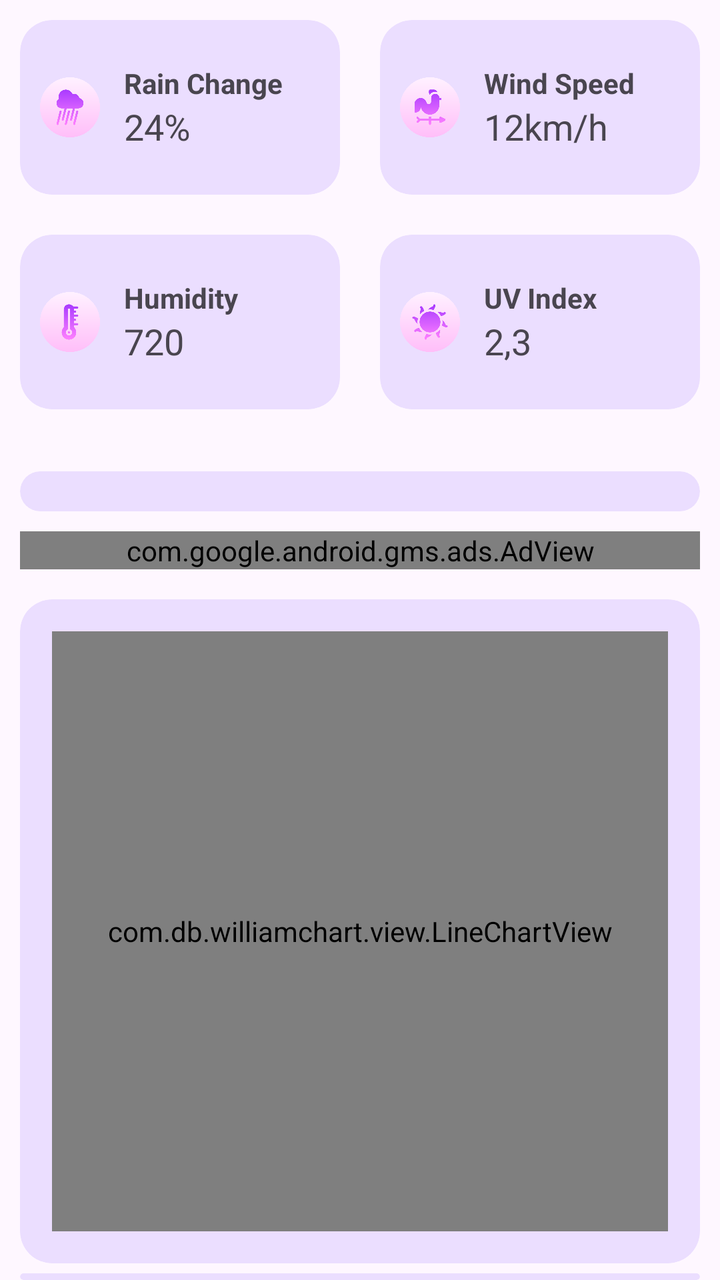
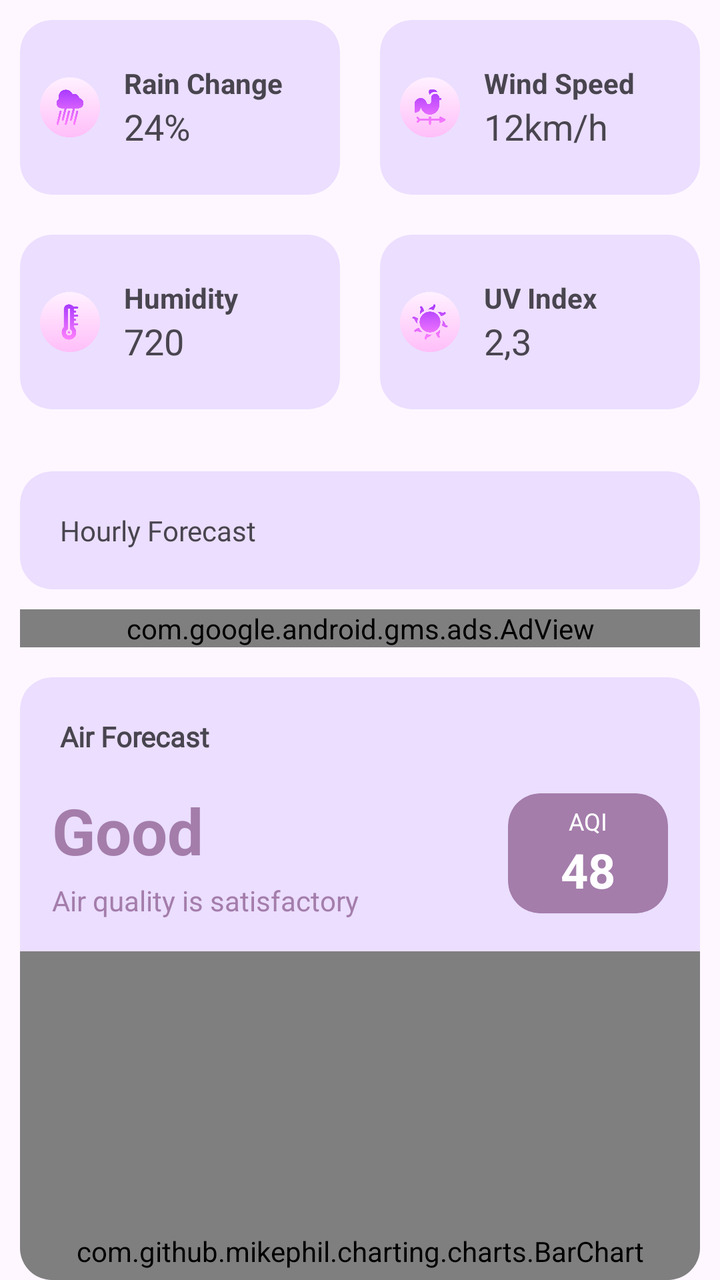

An Android layout rendered at two revisions. The XML below is the earlier revision; the diff shows what the commit changed to produce the second picture.
<!-- AndroidManifest.xml: application theme Theme.WeatherApp -->
<!-- res/layout/fragment_today.xml -->
<?xml version="1.0" encoding="utf-8"?>
<FrameLayout xmlns:android="http://schemas.android.com/apk/res/android"
    xmlns:app="http://schemas.android.com/apk/res-auto"
    xmlns:card_view="http://schemas.android.com/apk/res-auto"
    xmlns:tools="http://schemas.android.com/tools"
    android:layout_width="match_parent"
    android:layout_height="match_parent"
    tools:context=".views.TodayFragment">

    <LinearLayout
        android:layout_width="match_parent"
        android:layout_height="match_parent"
        android:orientation="vertical">

        <GridLayout
            android:layout_width="match_parent"
            android:layout_height="wrap_content"
            android:layout_marginBottom="16dp"
            android:columnCount="2"
            android:columnOrderPreserved="false"
            android:rowCount="2"
            android:useDefaultMargins="true">

            <androidx.cardview.widget.CardView
                android:layout_width="0dp"
                android:layout_height="wrap_content"
                android:layout_columnWeight="1"
                android:layout_margin="10dp"
                android:layout_marginStart="@dimen/card_view_marginStartEnd"
                android:layout_marginEnd="@dimen/card_view_marginStartEnd"
                android:backgroundTint="#EBDEFF"
                app:cardCornerRadius="16dp"
                app:cardElevation="0dp">

                <LinearLayout
                    android:layout_width="match_parent"
                    android:layout_height="wrap_content"
                    android:layout_margin="10dp"
                    android:orientation="horizontal">

                    <ImageView
                        android:layout_width="30dp"
                        android:layout_height="30dp"
                        android:layout_gravity="center"
                        android:clipChildren="true"
                        android:src="@drawable/ic_rain_change" />

                    <LinearLayout
                        android:layout_width="match_parent"
                        android:layout_height="wrap_content"
                        android:orientation="vertical"
                        android:padding="12dp">

                        <TextView
                            android:layout_width="match_parent"
                            android:layout_height="wrap_content"
                            android:text="Rain Change"
                            android:textSize="14sp"
                            android:textStyle="bold" />

                        <TextView
                            android:layout_width="match_parent"
                            android:layout_height="wrap_content"
                            android:text="24%"
                            android:textSize="18sp" />
                    </LinearLayout>
                </LinearLayout>

            </androidx.cardview.widget.CardView>

            <androidx.cardview.widget.CardView
                android:layout_width="0dp"
                android:layout_height="wrap_content"
                android:layout_columnWeight="1"
                android:layout_margin="10dp"
                android:layout_marginStart="@dimen/card_view_marginStartEnd"
                android:layout_marginEnd="@dimen/card_view_marginStartEnd"
                android:backgroundTint="#EBDEFF"
                app:cardCornerRadius="16dp"
                app:cardElevation="0dp">

                <LinearLayout
                    android:layout_width="match_parent"
                    android:layout_height="wrap_content"
                    android:layout_margin="10dp"
                    android:orientation="horizontal">

                    <ImageView
                        android:layout_width="30dp"
                        android:layout_height="30dp"
                        android:layout_gravity="center"
                        android:clipChildren="true"
                        android:src="@drawable/ic_wind_speed" />

                    <LinearLayout
                        android:layout_width="match_parent"
                        android:layout_height="wrap_content"
                        android:orientation="vertical"
                        android:padding="12dp">

                        <TextView
                            android:layout_width="match_parent"
                            android:layout_height="wrap_content"
                            android:text="Wind Speed"
                            android:textSize="14sp"
                            android:textStyle="bold" />

                        <TextView
                            android:id="@+id/wind_speed"
                            android:layout_width="match_parent"
                            android:layout_height="wrap_content"
                            android:text="12km/h"
                            android:textSize="18sp" />
                    </LinearLayout>
                </LinearLayout>

            </androidx.cardview.widget.CardView>

            <androidx.cardview.widget.CardView
                android:layout_width="0dp"
                android:layout_height="wrap_content"
                android:layout_columnWeight="1"
                android:layout_margin="10dp"
                android:layout_marginStart="@dimen/card_view_marginStartEnd"
                android:layout_marginEnd="@dimen/card_view_marginStartEnd"
                android:backgroundTint="#EBDEFF"
                app:cardCornerRadius="16dp"
                app:cardElevation="0dp">

                <LinearLayout
                    android:layout_width="match_parent"
                    android:layout_height="wrap_content"
                    android:layout_margin="10dp"
                    android:orientation="horizontal">

                    <ImageView
                        android:layout_width="30dp"
                        android:layout_height="30dp"
                        android:layout_gravity="center"
                        android:clipChildren="true"
                        android:src="@drawable/ic_humidity" />

                    <LinearLayout
                        android:layout_width="match_parent"
                        android:layout_height="wrap_content"
                        android:orientation="vertical"
                        android:padding="12dp">

                        <TextView
                            android:layout_width="match_parent"
                            android:layout_height="wrap_content"
                            android:text="Humidity"
                            android:textSize="14sp"
                            android:textStyle="bold" />

                        <TextView
                            android:id="@+id/humidty"
                            android:layout_width="match_parent"
                            android:layout_height="wrap_content"
                            android:text="720"
                            android:textSize="18sp" />
                    </LinearLayout>
                </LinearLayout>
            </androidx.cardview.widget.CardView>

            <androidx.cardview.widget.CardView
                android:layout_width="0dp"
                android:layout_height="wrap_content"
                android:layout_columnWeight="1"
                android:layout_margin="10dp"
                android:layout_marginStart="@dimen/card_view_marginStartEnd"
                android:layout_marginEnd="@dimen/card_view_marginStartEnd"
                android:backgroundTint="#EBDEFF"
                app:cardCornerRadius="16dp"
                app:cardElevation="0dp">

                <LinearLayout
                    android:layout_width="match_parent"
                    android:layout_height="wrap_content"
                    android:layout_margin="10dp"
                    android:orientation="horizontal">

                    <ImageView
                        android:layout_width="30dp"
                        android:layout_height="30dp"
                        android:layout_gravity="center"
                        android:clipChildren="true"
                        android:src="@drawable/ic_uv_index" />

                    <LinearLayout
                        android:layout_width="match_parent"
                        android:layout_height="wrap_content"
                        android:orientation="vertical"
                        android:padding="12dp">

                        <TextView
                            android:layout_width="match_parent"
                            android:layout_height="wrap_content"
                            android:text="UV Index"
                            android:textSize="14sp"
                            android:textStyle="bold" />

                        <TextView
                            android:id="@+id/uv_index"
                            android:layout_width="match_parent"
                            android:layout_height="wrap_content"
                            android:text="2,3"
                            android:textSize="18sp" />
                    </LinearLayout>
                </LinearLayout>

            </androidx.cardview.widget.CardView>

        </GridLayout>

        <androidx.cardview.widget.CardView
            android:layout_width="match_parent"
            android:layout_height="wrap_content"
            android:layout_marginHorizontal="10dp"
            android:layout_marginTop="5dp"
            android:padding="0dp"
            app:cardBackgroundColor="#EBDEFF"
            app:cardCornerRadius="16dp"
            app:cardElevation="0dp"
            app:cardUseCompatPadding="false">

            <androidx.recyclerview.widget.RecyclerView
                android:id="@+id/hourlyRecyclerView"
                android:layout_width="match_parent"
                android:layout_height="wrap_content"
                android:layout_margin="10dp"
                android:background="@android:color/transparent"
                android:clipToPadding="false"
                android:scrollbars="horizontal" />
        </androidx.cardview.widget.CardView>

        <com.google.android.gms.ads.AdView xmlns:ads="http://schemas.android.com/apk/res-auto"
            android:id="@+id/banner_ad_view"
            android:layout_width="match_parent"
            android:layout_height="wrap_content"
            android:layout_alignParentBottom="true"
            android:layout_centerHorizontal="true"
            android:layout_margin="10dp"
            ads:adSize="LARGE_BANNER"
            ads:adUnitId="ca-app-pub-3940256099942544/6300978111" />

        <androidx.cardview.widget.CardView
            android:layout_width="match_parent"
            android:layout_height="wrap_content"
            android:layout_marginHorizontal="10dp"
            android:layout_marginTop="5dp"
            android:padding="0dp"
            app:cardBackgroundColor="#EBDEFF"
            app:cardCornerRadius="16dp"
            app:cardElevation="0dp"
            app:cardUseCompatPadding="false">

            <com.db.williamchart.view.LineChartView
                android:id="@+id/lineChart"
                android:layout_width="match_parent"
                android:layout_height="300dp"
                android:layout_margin="16dp"
                android:background="#F3EFFF" />
        </androidx.cardview.widget.CardView>

        <androidx.cardview.widget.CardView
            android:layout_width="match_parent"
            android:layout_height="wrap_content"
            android:layout_marginHorizontal="10dp"
            android:layout_marginTop="5dp"
            android:padding="0dp"
            app:cardBackgroundColor="#EBDEFF"
            app:cardCornerRadius="16dp"
            app:cardElevation="0dp"
            app:cardUseCompatPadding="false">

            <LinearLayout
                android:layout_width="match_parent"
                android:layout_height="match_parent"
                android:orientation="vertical">

                <TextView
                    android:layout_width="match_parent"
                    android:layout_height="wrap_content"
                    android:fontFamily="@font/inter_thin"
                    android:paddingLeft="20dp"
                    android:paddingTop="20dp"
                    android:text="Air Forecast"
                    android:textSize="14sp"
                    android:textStyle="bold" />

                <LinearLayout
                    android:layout_width="match_parent"
                    android:layout_height="wrap_content"
                    android:gravity="center_vertical"
                    android:orientation="horizontal"
                    android:padding="16dp">

                    <LinearLayout
                        android:layout_width="0dp"
                        android:layout_height="wrap_content"
                        android:layout_weight="1"
                        android:orientation="vertical">

                        <TextView
                            android:id="@+id/qualityText"
                            android:layout_width="wrap_content"
                            android:layout_height="wrap_content"
                            android:text="Good"
                            android:textColor="@color/purple"
                            android:textSize="32sp"
                            android:textStyle="bold" />

                        <TextView
                            android:id="@+id/qualityDescription"
                            android:layout_width="wrap_content"
                            android:layout_height="wrap_content"
                            android:layout_marginTop="4dp"
                            android:text="Air quality is satisfactory"
                            android:textColor="#A47DAB"
                            android:textSize="14sp" />
                    </LinearLayout>

                    <androidx.cardview.widget.CardView
                        android:layout_width="80dp"
                        android:layout_height="60dp"
                        android:layout_marginStart="16dp"
                        card_view:cardBackgroundColor="@color/purple"
                        card_view:cardCornerRadius="16dp"
                        card_view:cardElevation="0dp">

                        <LinearLayout
                            android:layout_width="match_parent"
                            android:layout_height="match_parent"
                            android:gravity="center"
                            android:orientation="vertical">

                            <TextView
                                android:id="@+id/aqiLabel"
                                android:layout_width="wrap_content"
                                android:layout_height="wrap_content"
                                android:text="AQI"
                                android:textColor="@color/white"
                                android:textSize="12sp" />

                            <TextView
                                android:id="@+id/aqiValue"
                                android:layout_width="wrap_content"
                                android:layout_height="wrap_content"
                                android:text="48"
                                android:textColor="@color/white"
                                android:textSize="24sp"
                                android:textStyle="bold" />
                        </LinearLayout>
                    </androidx.cardview.widget.CardView>
                </LinearLayout>


                <com.github.mikephil.charting.charts.BarChart
                    android:id="@+id/chart"
                    android:layout_width="match_parent"
                    android:layout_height="300dp"
                    android:layout_above="@+id/seekBar1" />

                <androidx.cardview.widget.CardView
                    android:layout_width="match_parent"
                    android:layout_height="match_parent"
                    android:layout_gravity="center"
                    android:layout_margin="12dp"
                    app:cardCornerRadius="12dp"
                    android:backgroundTint="@color/purple"
                    app:cardElevation="0dp">

                    <com.google.android.flexbox.FlexboxLayout
                        android:layout_width="match_parent"
                        android:layout_height="wrap_content"
                        android:padding="15dp"
                        app:flexDirection="row"
                        app:justifyContent="space_between"
                        app:alignItems="stretch">


                        <LinearLayout
                            android:layout_width="wrap_content"
                            android:layout_height="match_parent"
                            android:gravity="center_horizontal"
                            android:orientation="vertical"
                            android:padding="5dp">

                            <TextView
                                android:layout_width="wrap_content"
                                android:layout_height="wrap_content"
                                android:text="Karbon monoksit"
                                android:textAlignment="center"
                                android:textColor="@color/white"
                                android:textSize="10sp" />

                            <TextView
                                android:id="@+id/textCoValue"
                                android:layout_width="wrap_content"
                                android:layout_height="wrap_content"
                                android:text="28"
                                android:textColor="@color/white"
                                android:textSize="22sp"
                                android:textStyle="bold" />

                            <TextView
                                android:layout_width="wrap_content"
                                android:layout_height="wrap_content"
                                android:text="µg/m³"
                                android:textColor="@color/white"
                                android:textSize="12sp" />
                        </LinearLayout>

                        <LinearLayout
                            android:layout_width="wrap_content"
                            android:layout_height="match_parent"
                            android:gravity="center_horizontal"
                            android:orientation="vertical"
                            android:padding="5dp">

                            <TextView
                                android:layout_width="wrap_content"
                                android:layout_height="wrap_content"
                                android:text="Partikül madde"
                                android:textAlignment="center"
                                android:textColor="@color/white"
                                android:textSize="10sp" />

                            <TextView
                                android:id="@+id/textPM10Value"
                                android:layout_width="wrap_content"
                                android:layout_height="wrap_content"
                                android:text="51"
                                android:textColor="@color/white"
                                android:textSize="22sp"
                                android:textStyle="bold" />

                            <TextView
                                android:layout_width="wrap_content"
                                android:layout_height="wrap_content"
                                android:text="µg/m³"
                                android:textColor="@color/white"
                                android:textSize="12sp" />
                        </LinearLayout>

                        <LinearLayout
                            android:layout_width="wrap_content"
                            android:layout_height="match_parent"
                            android:gravity="center_horizontal"
                            android:orientation="vertical"
                            android:padding="5dp">

                            <TextView
                                android:layout_width="wrap_content"
                                android:layout_height="wrap_content"
                                android:text="Ozon"
                                android:textAlignment="center"
                                android:textColor="@color/white"
                                android:textSize="10sp" />

                            <TextView
                                android:id="@+id/texto3Value"
                                android:layout_width="wrap_content"
                                android:layout_height="wrap_content"
                                android:text="51"
                                android:textColor="@color/white"
                                android:textSize="22sp"
                                android:textStyle="bold" />

                            <TextView
                                android:layout_width="wrap_content"
                                android:layout_height="wrap_content"
                                android:text="µg/m³"
                                android:textColor="@color/white"
                                android:textSize="12sp" />
                        </LinearLayout>


                    </com.google.android.flexbox.FlexboxLayout>
                </androidx.cardview.widget.CardView>
            </LinearLayout>

        </androidx.cardview.widget.CardView>


        <GridLayout
            android:layout_width="match_parent"
            android:layout_height="wrap_content"
            android:layout_marginBottom="16dp"
            android:columnCount="2"
            android:columnOrderPreserved="false"
            android:rowCount="2">

            <androidx.cardview.widget.CardView
                android:layout_width="0dp"
                android:layout_height="wrap_content"
                android:layout_columnWeight="1"
                android:layout_margin="10dp"
                android:layout_marginStart="@dimen/card_view_marginStartEnd"
                android:layout_marginEnd="@dimen/card_view_marginStartEnd"
                android:backgroundTint="#EBDEFF"
                app:cardCornerRadius="16dp"
                app:cardElevation="0dp">

                <LinearLayout
                    android:layout_width="match_parent"
                    android:layout_height="wrap_content"
                    android:layout_margin="10dp"
                    android:orientation="horizontal">

                    <ImageView
                        android:layout_width="30dp"
                        android:layout_height="30dp"
                        android:layout_gravity="center"
                        android:clipChildren="true"
                        android:src="@drawable/ic_sunrise" />

                    <LinearLayout
                        android:layout_width="match_parent"
                        android:layout_height="wrap_content"
                        android:orientation="vertical"
                        android:padding="12dp">

                        <TextView
                            android:layout_width="match_parent"
                            android:layout_height="wrap_content"
                            android:text="Sunrise"
                            android:textSize="14sp"
                            android:textStyle="bold" />

                        <TextView
                            android:id="@+id/tv_sunrise_time"
                            android:layout_width="match_parent"
                            android:layout_height="wrap_content"
                            android:text="4:20"
                            android:textSize="18sp" />
                    </LinearLayout>
                </LinearLayout>

            </androidx.cardview.widget.CardView>

            <androidx.cardview.widget.CardView
                android:layout_width="0dp"
                android:layout_height="wrap_content"
                android:layout_columnWeight="1"
                android:layout_margin="10dp"
                android:layout_marginStart="@dimen/card_view_marginStartEnd"
                android:layout_marginEnd="@dimen/card_view_marginStartEnd"
                android:backgroundTint="#EBDEFF"
                app:cardCornerRadius="16dp"
                app:cardElevation="0dp">

                <LinearLayout
                    android:layout_width="match_parent"
                    android:layout_height="wrap_content"
                    android:layout_margin="10dp"
                    android:orientation="horizontal">

                    <ImageView
                        android:layout_width="30dp"
                        android:layout_height="30dp"
                        android:layout_gravity="center"
                        android:clipChildren="true"
                        android:src="@drawable/ic_sunset" />

                    <LinearLayout
                        android:layout_width="match_parent"
                        android:layout_height="wrap_content"
                        android:orientation="vertical"
                        android:padding="12dp">

                        <TextView
                            android:layout_width="match_parent"
                            android:layout_height="wrap_content"
                            android:text="Sunset"
                            android:textSize="14sp"
                            android:textStyle="bold" />

                        <TextView
                            android:id="@+id/tv_sunset_time"
                            android:layout_width="match_parent"
                            android:layout_height="wrap_content"
                            android:text="4:50"
                            android:textSize="18sp" />
                    </LinearLayout>
                </LinearLayout>

            </androidx.cardview.widget.CardView>
        </GridLayout>

    </LinearLayout>

</FrameLayout>
<!-- resources referenced by this layout -->
<resources>
  <color name="purple">#A47DAB</color>
  <color name="white">#FFFFFFFF</color>
  <dimen name="card_view_marginStartEnd">35dp</dimen>
  <!-- drawable ic_humidity: png bitmap (drawable, 18341 bytes) -->
  <!-- drawable ic_rain_change: png bitmap (drawable, 20831 bytes) -->
  <!-- drawable ic_sunrise: png bitmap (drawable, 26716 bytes) -->
  <!-- drawable ic_sunset: png bitmap (drawable, 24701 bytes) -->
  <!-- drawable ic_uv_index: png bitmap (drawable, 24558 bytes) -->
  <!-- drawable ic_wind_speed: png bitmap (drawable, 20063 bytes) -->
  <style name="Theme.WeatherApp" parent="Base.Theme.WeatherApp" />
  <style name="Base.Theme.WeatherApp" parent="Theme.Material3.DayNight.NoActionBar">
          
          
      </style>
</resources>

<!-- the commit's change to res/layout/fragment_today.xml (unified diff, before → after) -->
@@ -54,7 +54,7 @@
                         <TextView
                             android:layout_width="match_parent"
                             android:layout_height="wrap_content"
-                            android:text="Rain Change"
+                            android:text="@string/rain_change_txt"
                             android:textSize="14sp"
                             android:textStyle="bold" />
 
@@ -101,7 +101,7 @@
                         <TextView
                             android:layout_width="match_parent"
                             android:layout_height="wrap_content"
-                            android:text="Wind Speed"
+                            android:text="@string/wind_speed_txt"
                             android:textSize="14sp"
                             android:textStyle="bold" />
 
@@ -149,7 +149,7 @@
                         <TextView
                             android:layout_width="match_parent"
                             android:layout_height="wrap_content"
-                            android:text="Humidity"
+                            android:text="@string/humidity_txt"
                             android:textSize="14sp"
                             android:textStyle="bold" />
 
@@ -196,7 +196,7 @@
                         <TextView
                             android:layout_width="match_parent"
                             android:layout_height="wrap_content"
-                            android:text="UV Index"
+                            android:text="@string/uv_index_txt"
                             android:textSize="14sp"
                             android:textStyle="bold" />
 
@@ -223,7 +223,19 @@
             app:cardCornerRadius="16dp"
             app:cardElevation="0dp"
             app:cardUseCompatPadding="false">
-
+            <LinearLayout
+                android:layout_width="match_parent"
+                android:layout_height="match_parent"
+                android:orientation="vertical">
+
+            <TextView
+                android:layout_width="match_parent"
+                android:layout_height="wrap_content"
+                android:fontFamily="@font/inter"
+                android:paddingLeft="20dp"
+                android:paddingTop="20dp"
+                android:text="Hourly Forecast"
+                android:textSize="14sp" />
             <androidx.recyclerview.widget.RecyclerView
                 android:id="@+id/hourlyRecyclerView"
                 android:layout_width="match_parent"
@@ -232,6 +244,7 @@
                 android:background="@android:color/transparent"
                 android:clipToPadding="false"
                 android:scrollbars="horizontal" />
+            </LinearLayout>
         </androidx.cardview.widget.CardView>
 
         <com.google.android.gms.ads.AdView xmlns:ads="http://schemas.android.com/apk/res-auto"
@@ -243,6 +256,7 @@
             android:layout_margin="10dp"
             ads:adSize="LARGE_BANNER"
             ads:adUnitId="ca-app-pub-3940256099942544/6300978111" />
+
 
         <androidx.cardview.widget.CardView
             android:layout_width="match_parent"
@@ -255,25 +269,6 @@
             app:cardElevation="0dp"
             app:cardUseCompatPadding="false">
 
-            <com.db.williamchart.view.LineChartView
-                android:id="@+id/lineChart"
-                android:layout_width="match_parent"
-                android:layout_height="300dp"
-                android:layout_margin="16dp"
-                android:background="#F3EFFF" />
-        </androidx.cardview.widget.CardView>
-
-        <androidx.cardview.widget.CardView
-            android:layout_width="match_parent"
-            android:layout_height="wrap_content"
-            android:layout_marginHorizontal="10dp"
-            android:layout_marginTop="5dp"
-            android:padding="0dp"
-            app:cardBackgroundColor="#EBDEFF"
-            app:cardCornerRadius="16dp"
-            app:cardElevation="0dp"
-            app:cardUseCompatPadding="false">
-
             <LinearLayout
                 android:layout_width="match_parent"
                 android:layout_height="match_parent"
@@ -357,7 +352,7 @@
 
 
                 <com.github.mikephil.charting.charts.BarChart
-                    android:id="@+id/chart"
+                    android:id="@+id/bar_chart"
                     android:layout_width="match_parent"
                     android:layout_height="300dp"
                     android:layout_above="@+id/seekBar1" />
@@ -588,6 +583,38 @@
 
             </androidx.cardview.widget.CardView>
         </GridLayout>
+        <androidx.cardview.widget.CardView
+            android:layout_width="match_parent"
+            android:layout_height="wrap_content"
+            android:layout_marginHorizontal="10dp"
+            android:layout_marginTop="5dp"
+            app:cardBackgroundColor="#EBDEFF"
+            app:cardCornerRadius="16dp"
+            app:cardElevation="0dp"
+            app:cardUseCompatPadding="false">
+            <LinearLayout
+                android:layout_width="match_parent"
+                android:layout_height="wrap_content"
+                android:orientation="vertical"
+                android:padding="12dp">
+
+                <TextView
+                    android:layout_width="match_parent"
+                    android:layout_height="wrap_content"
+                    android:fontFamily="@font/inter_thin"
+                    android:paddingLeft="20dp"
+                    android:paddingTop="20dp"
+                    android:text="Rüzgar hızı"
+                    android:textSize="14sp"
+                    android:textStyle="bold" />
+
+                <com.github.mikephil.charting.charts.LineChart
+                    android:id="@+id/line_chart"
+                    android:layout_width="match_parent"
+                    android:layout_marginBottom="16dp"
+                    android:layout_height="300dp" />
+            </LinearLayout>
+        </androidx.cardview.widget.CardView>
 
     </LinearLayout>
 
<!-- resource entries referenced after the edit -->
@@ -9,6 +9,10 @@
   <!-- drawable ic_sunset: png bitmap (drawable, 24701 bytes) -->
   <!-- drawable ic_uv_index: png bitmap (drawable, 24558 bytes) -->
   <!-- drawable ic_wind_speed: png bitmap (drawable, 20063 bytes) -->
+  <string name="humidity_txt">Humidity</string>
+  <string name="rain_change_txt">Rain Change</string>
+  <string name="uv_index_txt">UV Index</string>
+  <string name="wind_speed_txt">Wind Speed</string>
   <style name="Theme.WeatherApp" parent="Base.Theme.WeatherApp" />
   <style name="Base.Theme.WeatherApp" parent="Theme.Material3.DayNight.NoActionBar">
           
